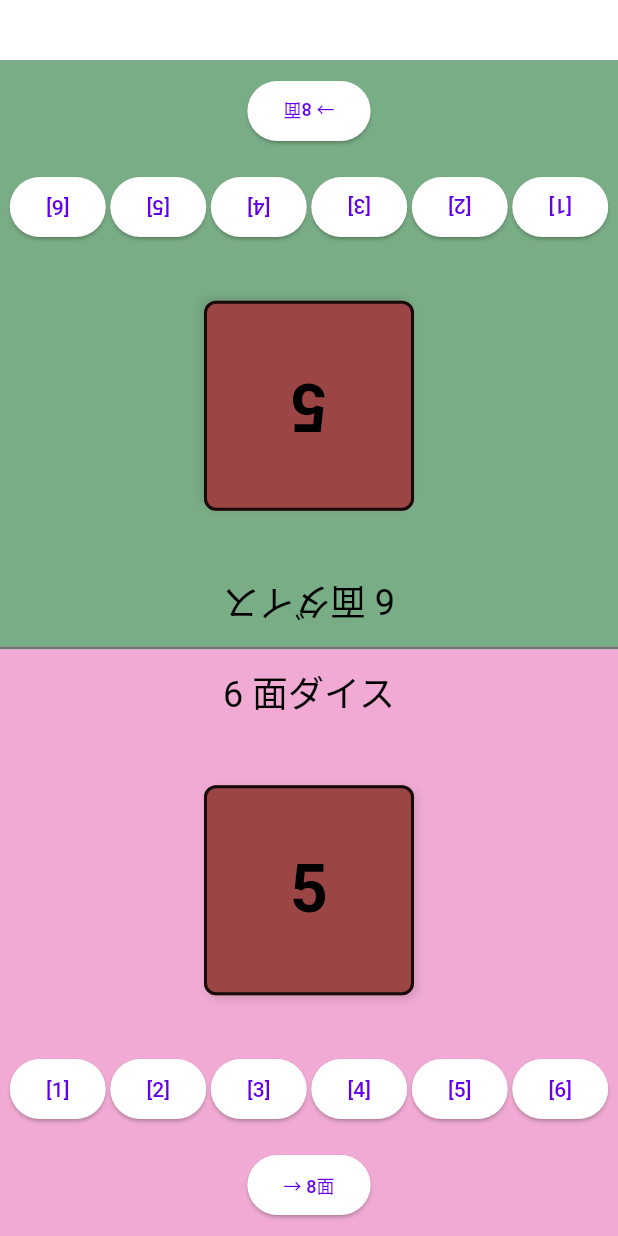
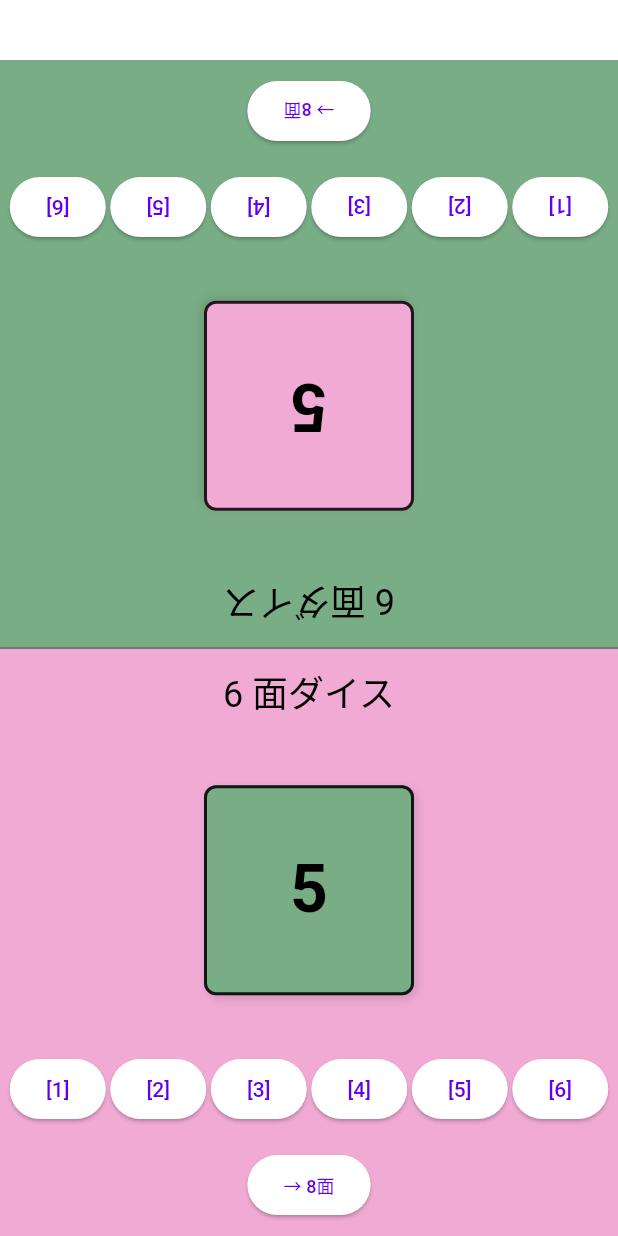
Before and after one commit to YotaMomose/dice, a Flutter app: the screen it shows after launch, on a phone screen of 412 x 824 dp. Run offline on Flutter 3.47's test engine with Material 3 defaults, Android fonts, the phone set to English and light mode, and no system bars.

Commit message:
サイコロの色をプレイヤーごとに色分け

```diff
--- a/lib/dice.dart
+++ b/lib/dice.dart
@@ -1,4 +1,7 @@
 import 'dart:math';
+import 'dart:ui';
+import 'package:flutter/material.dart';
+
 import 'face_count.dart';
 import 'face_value.dart';
 
@@ -71,4 +74,17 @@ class Dice {
 
     return newDice;
   }
+
+  /// サイコロの色を取得
+  /// playerId によって色を変える
+  Color getColor(int playerId) {
+    switch (playerId) {
+      case 1:
+        return const Color.fromARGB(255, 240, 170, 211);
+      case 2:
+        return const Color.fromARGB(255, 121, 173, 134);
+      default:
+        return Colors.grey; // デフォルト
+    }
+  }
 }
--- a/lib/main.dart
+++ b/lib/main.dart
@@ -205,7 +205,7 @@ class _DicePageState extends State<DicePage> {
                 height: size,
                 alignment: Alignment.center,
                 decoration: BoxDecoration(
-                  color: const Color.fromARGB(255, 155, 69, 69),
+                  color: player.dice.getColor(player.id),
                   border: Border.all(color: Colors.black87, width: 2),
                   borderRadius: BorderRadius.circular(8),
                   boxShadow: const [
```
